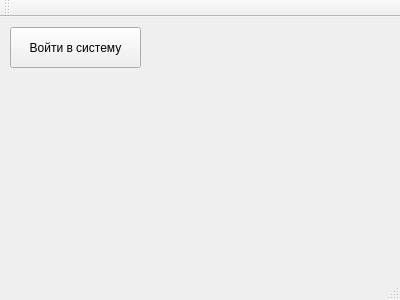
First picture: the form in mainwindow.ui, repository sudovag3/mstu-work-qt, before the edit.
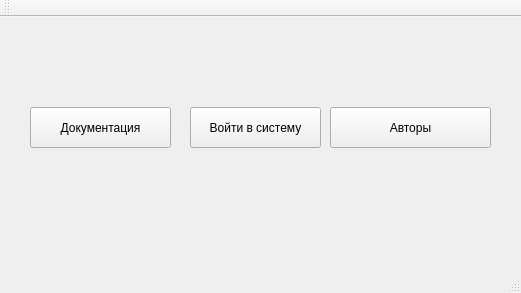
Second picture: the form after the edit.

```diff
--- a/mainwindow.ui
+++ b/mainwindow.ui
@@ -6,8 +6,8 @@
    <rect>
     <x>0</x>
     <y>0</y>
-    <width>400</width>
-    <height>300</height>
+    <width>521</width>
+    <height>293</height>
    </rect>
   </property>
   <property name="windowTitle">
@@ -17,8 +17,8 @@
    <widget class="QPushButton" name="authFormButton">
     <property name="geometry">
      <rect>
-      <x>10</x>
-      <y>10</y>
+      <x>190</x>
+      <y>90</y>
       <width>131</width>
       <height>41</height>
      </rect>
@@ -27,6 +27,32 @@
      <string>Войти в систему</string>
     </property>
    </widget>
+   <widget class="QPushButton" name="DocButton">
+    <property name="geometry">
+     <rect>
+      <x>30</x>
+      <y>90</y>
+      <width>141</width>
+      <height>41</height>
+     </rect>
+    </property>
+    <property name="text">
+     <string>Документация</string>
+    </property>
+   </widget>
+   <widget class="QPushButton" name="InfAuthorButton">
+    <property name="geometry">
+     <rect>
+      <x>330</x>
+      <y>90</y>
+      <width>161</width>
+      <height>41</height>
+     </rect>
+    </property>
+    <property name="text">
+     <string>Авторы</string>
+    </property>
+   </widget>
   </widget>
   <widget class="QMenuBar" name="menuBar">
    <property name="geometry">
```
Left out of the diff: 6 changed lines with no effect on the pictures.
